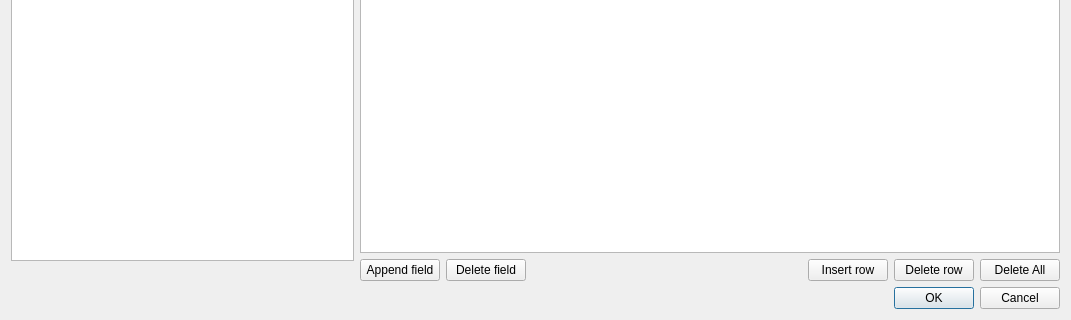
usiksan/SaliCAD, file src/windows/SdDVariantTable.ui: the form before one commit; both pictures show x 0 to 1071 and y 302 to 622 of the 1071 by 622 pixel window.
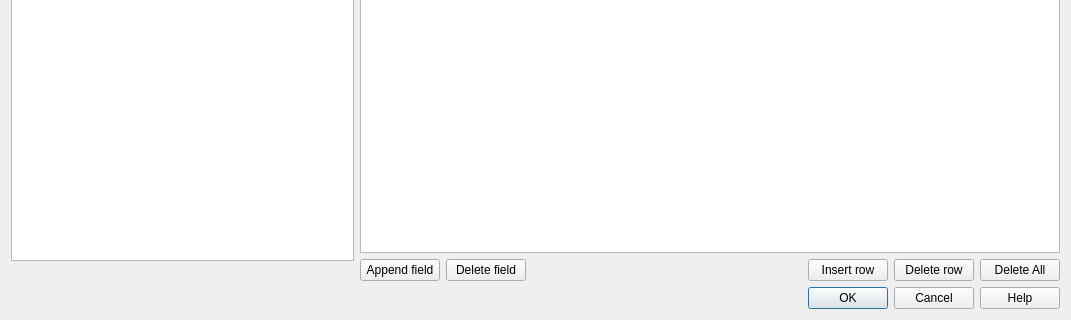
The form after the commit.

Commit message: Begin SdDVariantTable dialog help. Continue with utilize algorithm.

What changed in the file:
```diff
--- a/src/windows/SdDVariantTable.ui
+++ b/src/windows/SdDVariantTable.ui
@@ -128,7 +128,7 @@
       <enum>Qt::Horizontal</enum>
      </property>
      <property name="standardButtons">
-      <set>QDialogButtonBox::Cancel|QDialogButtonBox::Ok</set>
+      <set>QDialogButtonBox::Cancel|QDialogButtonBox::Help|QDialogButtonBox::Ok</set>
      </property>
     </widget>
    </item>
```
The commit also changes 4 other files.
